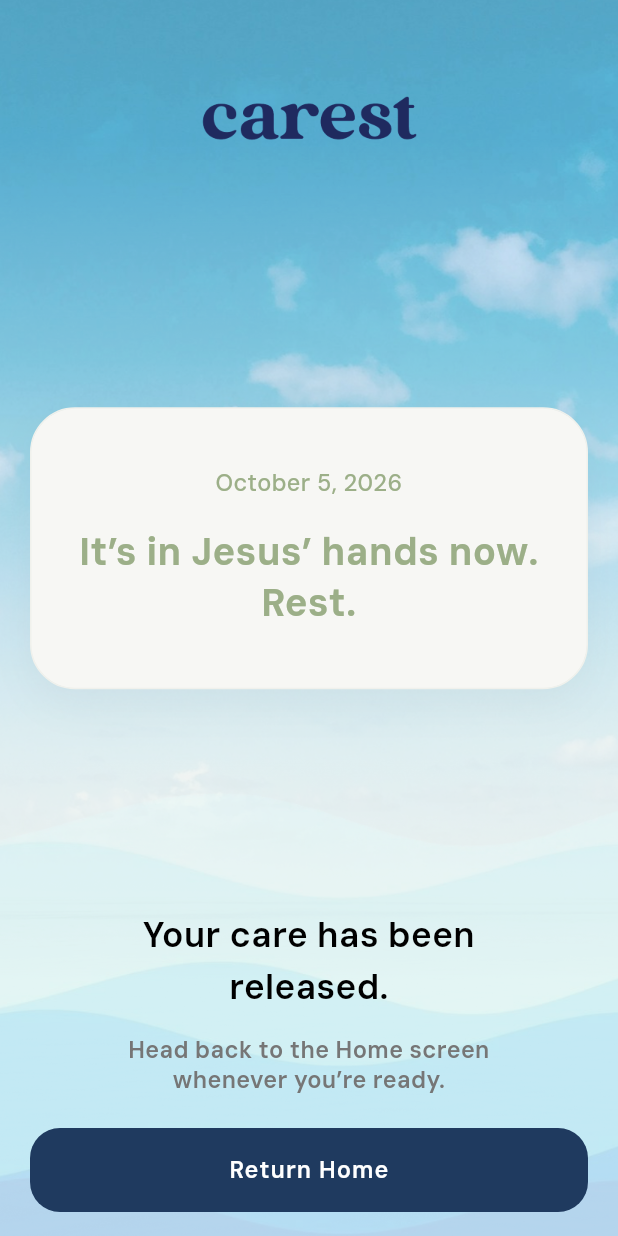
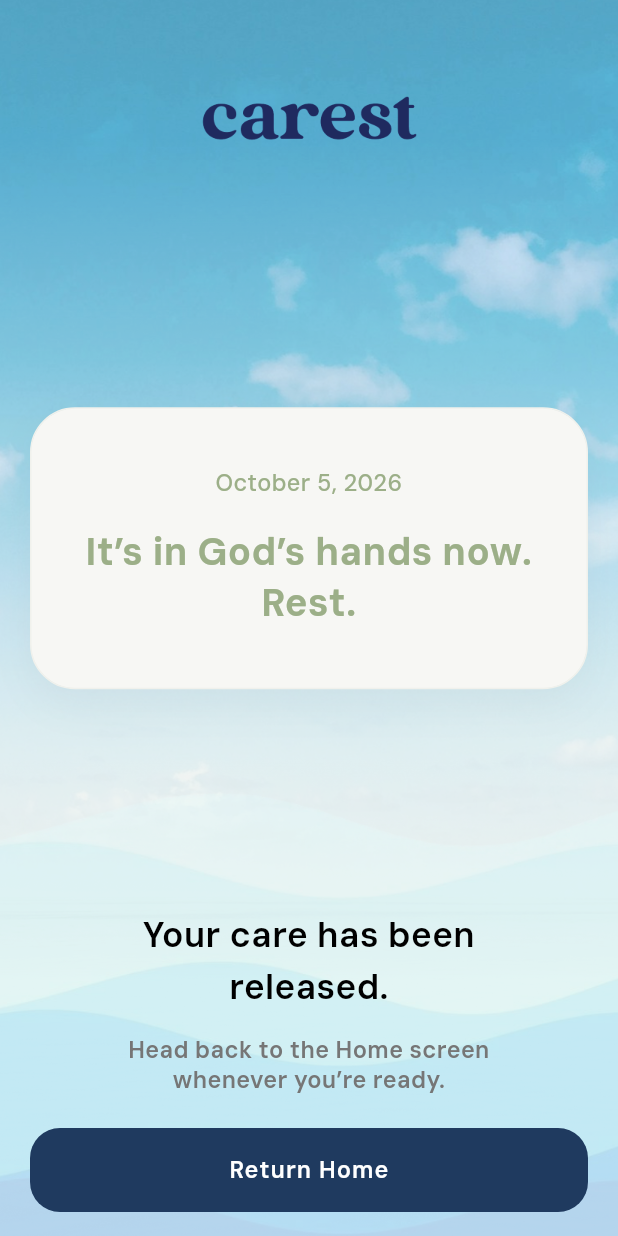
Before and after one commit to CintraSoftwareSolutions/carest, a Flutter app: the CastReleaseScreen screen opened directly, on a phone screen of 412 x 824 dp. Run offline on Flutter 3.47's test engine with Material 3 defaults, Android fonts, the phone set to English and light mode, and no system bars; drawn by our look-alikes of bounce, flutter_animate; our stand-ins replace audioplayers, cached_network_image, cloud_firestore, cloud_functions, firebase_auth, firebase_core and 3 more; missing offline and left inert: flutter_stripe, svg_flutter; accounts and stored records are empty; network calls fail; statements that could not run were skipped.

Commit message:
Vary post-cast release messages between God and Jesus
Mix the named release quotes so some address God and some Jesus (keeping
the neutral "His/He" lines), for variety. Applied to both the on-screen
fallback list and the seed release quotes.

Co-Authored-By: Claude Opus 4.8 <noreply@anthropic.com>

```diff
--- a/lib/data/seed_data.dart
+++ b/lib/data/seed_data.dart
@@ -89,11 +89,11 @@ class SeedData {
   ];
 
   static const List<Map<String, dynamic>> releaseQuotes = [
-    {'id': 'r1', 'text': 'It’s in Jesus’ hands now. Rest.', 'order': 0},
+    {'id': 'r1', 'text': 'It’s in God’s hands now. Rest.', 'order': 0},
     {'id': 'r2', 'text': 'Let it go. Breathe. Jesus is with you.', 'order': 1},
     {
       'id': 'r3',
-      'text': 'You’ve given it to Jesus. Rest in His care.',
+      'text': 'You’ve given it to God. Rest in His care.',
       'order': 2,
     },
     {
@@ -125,7 +125,7 @@ class SeedData {
     },
     {
       'id': 'r10',
-      'text': 'You gave it to Jesus. You don’t have to carry it anymore.',
+      'text': 'You gave it to God. You don’t have to carry it anymore.',
       'order': 9,
     },
   ];
--- a/lib/view/screen/auth/cast_release_screen.dart
+++ b/lib/view/screen/auth/cast_release_screen.dart
@@ -26,16 +26,16 @@ class CastReleaseScreen extends StatefulWidget {
 
 class _CastReleaseScreenState extends State<CastReleaseScreen> {
   static const List<String> _fallbackQuotes = [
-    "It’s in Jesus’ hands now. Rest.",
+    "It’s in God’s hands now. Rest.",
     "Let it go. Breathe. Jesus is with you.",
-    "You’ve given it to Jesus. Rest in His care.",
+    "You’ve given it to God. Rest in His care.",
     "It’s been released. You don’t have to carry it anymore.",
     "Your cares are in His hands now. He cares for you.",
     "Your cares have been lifted. Trust that Jesus is holding them now.",
     "It rests in His hands now. So can you.",
     "Your burdens are in His hands. Be still and rest.",
     "What you carried is now in His care. Rest.",
-    "You gave it to Jesus. You don’t have to carry it anymore.",
+    "You gave it to God. You don’t have to carry it anymore.",
   ];
 
   // A single message per release, chosen once (changes every time you release).
```
